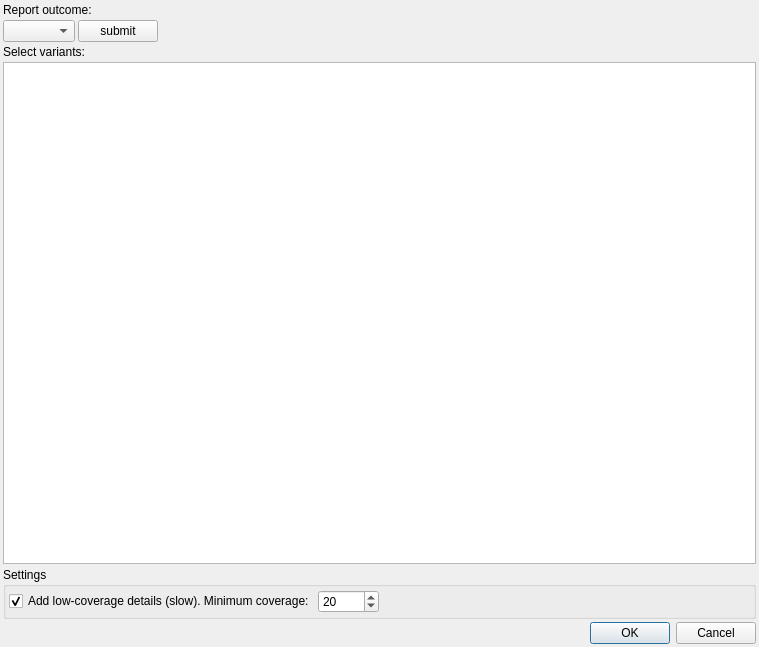
Qt form src/GSvar/ReportDialog.ui (imgag/ngs-bits) before a commit.
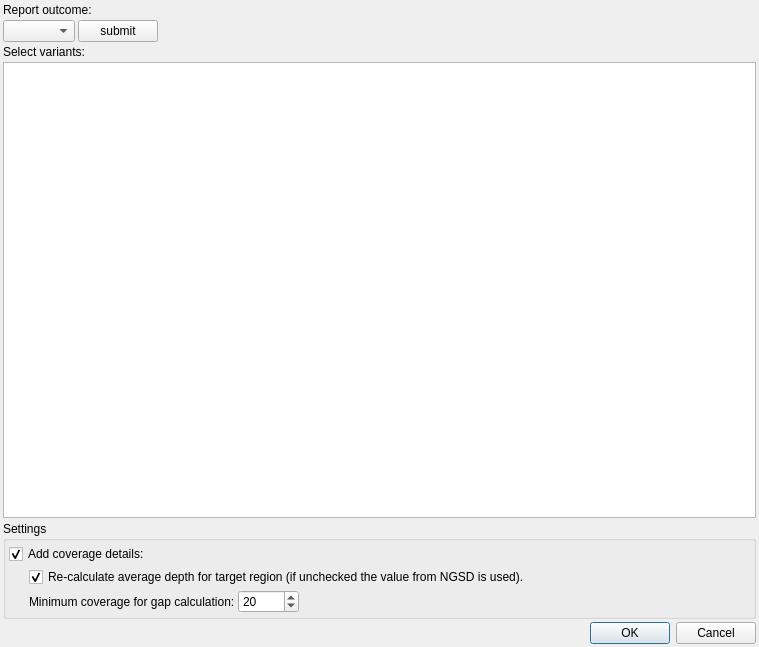
The same form after that commit.

Commit message: GSvar: calculation of average target region depth can now be controlled through the report settings dialog.

Diff of the .ui file:
```diff
--- a/src/GSvar/ReportDialog.ui
+++ b/src/GSvar/ReportDialog.ui
@@ -108,17 +108,70 @@
        <number>3</number>
       </property>
       <item>
-       <layout class="QHBoxLayout" name="horizontalLayout_3">
+       <widget class="QCheckBox" name="details_cov">
+        <property name="text">
+         <string>Add coverage details:</string>
+        </property>
+        <property name="checked">
+         <bool>true</bool>
+        </property>
+       </widget>
+      </item>
+      <item>
+       <layout class="QHBoxLayout" name="horizontalLayout_2">
         <item>
-         <widget class="QCheckBox" name="details_cov">
+         <spacer name="horizontalSpacer_4">
+          <property name="orientation">
+           <enum>Qt::Horizontal</enum>
+          </property>
+          <property name="sizeType">
+           <enum>QSizePolicy::Fixed</enum>
+          </property>
+          <property name="sizeHint" stdset="0">
+           <size>
+            <width>20</width>
+            <height>5</height>
+           </size>
+          </property>
+         </spacer>
+        </item>
+        <item>
+         <widget class="QCheckBox" name="depth_calc">
           <property name="text">
-           <string>Add low-coverage details (slow). Minimum coverage:</string>
+           <string>Re-calculate average depth for target region (if unchecked the value from NGSD is used).</string>
           </property>
           <property name="checked">
            <bool>true</bool>
           </property>
          </widget>
         </item>
+       </layout>
+      </item>
+      <item>
+       <layout class="QHBoxLayout" name="horizontalLayout_3">
+        <item>
+         <spacer name="horizontalSpacer_2">
+          <property name="orientation">
+           <enum>Qt::Horizontal</enum>
+          </property>
+          <property name="sizeType">
+           <enum>QSizePolicy::Fixed</enum>
+          </property>
+          <property name="sizeHint" stdset="0">
+           <size>
+            <width>20</width>
+            <height>5</height>
+           </size>
+          </property>
+         </spacer>
+        </item>
+        <item>
+         <widget class="QLabel" name="min_cov_label">
+          <property name="text">
+           <string>Minimum coverage for gap calculation:</string>
+          </property>
+         </widget>
+        </item>
         <item>
          <widget class="QSpinBox" name="min_cov">
           <property name="minimum">
@@ -136,7 +189,7 @@
          </widget>
         </item>
         <item>
-         <spacer name="horizontalSpacer_2">
+         <spacer name="horizontalSpacer_3">
           <property name="orientation">
            <enum>Qt::Horizontal</enum>
           </property>
```
The commit also changes 5 other files.
